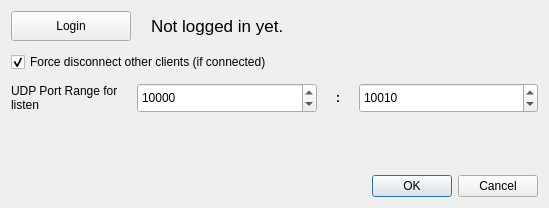
This is src/UI/settings-dialog.ui in OPENSPHERE-Inc/src-link as Qt 5 draws it before an edit. The edited form follows.
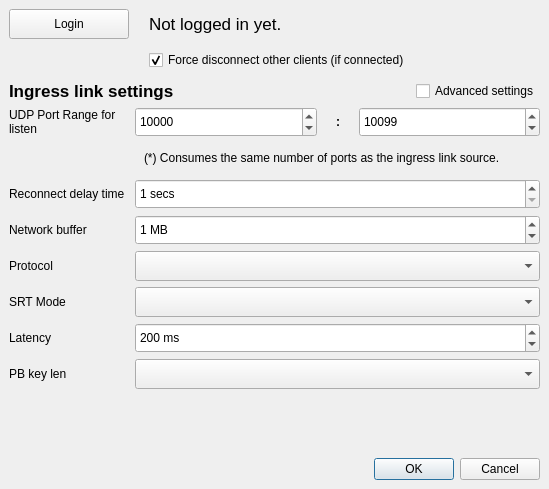
This is the edited form.

What changed in the file:
```diff
--- a/src/UI/settings-dialog.ui
+++ b/src/UI/settings-dialog.ui
@@ -7,9 +7,21 @@
     <x>0</x>
     <y>0</y>
     <width>549</width>
-    <height>208</height>
+    <height>489</height>
    </rect>
   </property>
+  <property name="sizePolicy">
+   <sizepolicy hsizetype="Preferred" vsizetype="Preferred">
+    <horstretch>0</horstretch>
+    <verstretch>0</verstretch>
+   </sizepolicy>
+  </property>
+  <property name="minimumSize">
+   <size>
+    <width>0</width>
+    <height>0</height>
+   </size>
+  </property>
   <property name="windowTitle">
    <string>Source Link Settinbgs</string>
   </property>
@@ -17,6 +29,18 @@
    <bool>true</bool>
   </property>
   <layout class="QVBoxLayout" name="settingsDialogLayout">
+   <property name="leftMargin">
+    <number>9</number>
+   </property>
+   <property name="topMargin">
+    <number>9</number>
+   </property>
+   <property name="rightMargin">
+    <number>9</number>
+   </property>
+   <property name="bottomMargin">
+    <number>9</number>
+   </property>
    <item>
     <layout class="QHBoxLayout" name="connectionLayout">
      <property name="spacing">
@@ -59,6 +83,30 @@
     </layout>
    </item>
    <item>
+    <layout class="QHBoxLayout" name="forceConnectionLayout">
+     <property name="spacing">
+      <number>20</number>
+     </property>
+     <property name="bottomMargin">
+      <number>0</number>
+     </property>
+     <item>
+      <widget class="QWidget" name="forceConnectionSpacer" native="true">
+       <property name="sizePolicy">
+        <sizepolicy hsizetype="Fixed" vsizetype="Preferred">
+         <horstretch>0</horstretch>
+         <verstretch>0</verstretch>
+        </sizepolicy>
+       </property>
+       <property name="minimumSize">
+        <size>
+         <width>120</width>
+         <height>0</height>
+        </size>
+       </property>
+      </widget>
+     </item>
+     <item>
     <widget class="QCheckBox" name="forceConnectionCheckBox">
      <property name="minimumSize">
       <size>
@@ -74,11 +122,64 @@
      </property>
     </widget>
    </item>
+    </layout>
+   </item>
+   <item>
+    <layout class="QHBoxLayout" name="ingressLinkSettingslLayout">
+     <property name="bottomMargin">
+      <number>0</number>
+     </property>
+     <item>
+      <widget class="QLabel" name="ingressLinkSettingsLabel">
+       <property name="font">
+        <font>
+         <pointsize>13</pointsize>
+         <bold>true</bold>
+        </font>
+       </property>
+       <property name="text">
+        <string>Ingress link settings</string>
+       </property>
+      </widget>
+     </item>
+     <item>
+      <widget class="QCheckBox" name="advancedSettingsCheckBox">
+       <property name="sizePolicy">
+        <sizepolicy hsizetype="Maximum" vsizetype="Fixed">
+         <horstretch>0</horstretch>
+         <verstretch>0</verstretch>
+        </sizepolicy>
+       </property>
+       <property name="text">
+        <string>Advanced settings</string>
+       </property>
+      </widget>
+     </item>
+    </layout>
+   </item>
+   <item>
+    <widget class="QWidget" name="portRangeWidget" native="true">
+     <layout class="QVBoxLayout" name="verticalLayout">
+      <property name="leftMargin">
+       <number>0</number>
+      </property>
+      <property name="topMargin">
+       <number>0</number>
+      </property>
+      <property name="rightMargin">
+       <number>0</number>
+      </property>
+      <property name="bottomMargin">
+       <number>0</number>
+      </property>
    <item>
     <layout class="QHBoxLayout" name="portRangeLayout">
      <property name="topMargin">
       <number>0</number>
      </property>
+        <property name="bottomMargin">
+         <number>0</number>
+        </property>
      <item>
       <widget class="QLabel" name="portRangeLabel">
        <property name="sizePolicy">
@@ -162,11 +263,395 @@
         <number>65535</number>
        </property>
        <property name="value">
-        <number>10010</number>
+           <number>10099</number>
        </property>
       </widget>
      </item>
     </layout>
+      </item>
+      <item>
+       <layout class="QHBoxLayout" name="portRangeNoteLayout">
+        <property name="bottomMargin">
+         <number>0</number>
+        </property>
+        <item>
+         <widget class="QWidget" name="widget" native="true">
+          <property name="sizePolicy">
+           <sizepolicy hsizetype="Fixed" vsizetype="Preferred">
+            <horstretch>0</horstretch>
+            <verstretch>0</verstretch>
+           </sizepolicy>
+          </property>
+          <property name="minimumSize">
+           <size>
+            <width>120</width>
+            <height>0</height>
+           </size>
+          </property>
+         </widget>
+        </item>
+        <item>
+         <widget class="QLabel" name="portRangeNoteLabel">
+          <property name="sizePolicy">
+           <sizepolicy hsizetype="Preferred" vsizetype="Maximum">
+            <horstretch>0</horstretch>
+            <verstretch>0</verstretch>
+           </sizepolicy>
+          </property>
+          <property name="minimumSize">
+           <size>
+            <width>0</width>
+            <height>30</height>
+           </size>
+          </property>
+          <property name="text">
+           <string>(*) Consumes the same number of ports as the ingress link source.</string>
+          </property>
+          <property name="wordWrap">
+           <bool>true</bool>
+          </property>
+          <property name="indent">
+           <number>9</number>
+          </property>
+         </widget>
+        </item>
+       </layout>
+      </item>
+     </layout>
+    </widget>
+   </item>
+   <item>
+    <widget class="QWidget" name="reconnectDelayTimeWidget" native="true">
+     <layout class="QHBoxLayout" name="horizontalLayout_5">
+      <property name="leftMargin">
+       <number>0</number>
+      </property>
+      <property name="topMargin">
+       <number>0</number>
+      </property>
+      <property name="rightMargin">
+       <number>0</number>
+      </property>
+      <property name="bottomMargin">
+       <number>0</number>
+      </property>
+      <item>
+       <widget class="QLabel" name="reconnectDelayTimeLabel">
+        <property name="sizePolicy">
+         <sizepolicy hsizetype="Fixed" vsizetype="Preferred">
+          <horstretch>0</horstretch>
+          <verstretch>0</verstretch>
+         </sizepolicy>
+        </property>
+        <property name="minimumSize">
+         <size>
+          <width>120</width>
+          <height>0</height>
+         </size>
+        </property>
+        <property name="text">
+         <string>Reconnect delay time</string>
+        </property>
+        <property name="wordWrap">
+         <bool>true</bool>
+        </property>
+       </widget>
+      </item>
+      <item>
+       <widget class="QSpinBox" name="reconnectDelayTimeSpinBox">
+        <property name="minimumSize">
+         <size>
+          <width>0</width>
+          <height>30</height>
+         </size>
+        </property>
+        <property name="suffix">
+         <string> secs</string>
+        </property>
+        <property name="minimum">
+         <number>1</number>
+        </property>
+        <property name="maximum">
+         <number>60</number>
+        </property>
+       </widget>
+      </item>
+     </layout>
+    </widget>
+   </item>
+   <item>
+    <widget class="QWidget" name="networkBufferWidget" native="true">
+     <layout class="QHBoxLayout" name="horizontalLayout_6">
+      <property name="leftMargin">
+       <number>0</number>
+      </property>
+      <property name="topMargin">
+       <number>0</number>
+      </property>
+      <property name="rightMargin">
+       <number>0</number>
+      </property>
+      <property name="bottomMargin">
+       <number>0</number>
+      </property>
+      <item>
+       <widget class="QLabel" name="networkBufferLabel">
+        <property name="sizePolicy">
+         <sizepolicy hsizetype="Fixed" vsizetype="Preferred">
+          <horstretch>0</horstretch>
+          <verstretch>0</verstretch>
+         </sizepolicy>
+        </property>
+        <property name="minimumSize">
+         <size>
+          <width>120</width>
+          <height>0</height>
+         </size>
+        </property>
+        <property name="text">
+         <string>Network buffer</string>
+        </property>
+        <property name="wordWrap">
+         <bool>true</bool>
+        </property>
+       </widget>
+      </item>
+      <item>
+       <widget class="QSpinBox" name="networkBufferSpinBox">
+        <property name="minimumSize">
+         <size>
+          <width>0</width>
+          <height>30</height>
+         </size>
+        </property>
+        <property name="suffix">
+         <string> MB</string>
+        </property>
+        <property name="maximum">
+         <number>16</number>
+        </property>
+        <property name="value">
+         <number>1</number>
+        </property>
+       </widget>
+      </item>
+     </layout>
+    </widget>
+   </item>
+   <item>
+    <widget class="QWidget" name="protocolWidget" native="true">
+     <layout class="QHBoxLayout" name="horizontalLayout">
+      <property name="leftMargin">
+       <number>0</number>
+      </property>
+      <property name="topMargin">
+       <number>0</number>
+      </property>
+      <property name="rightMargin">
+       <number>0</number>
+      </property>
+      <property name="bottomMargin">
+       <number>0</number>
+      </property>
+      <item>
+       <widget class="QLabel" name="protocolLabel">
+        <property name="sizePolicy">
+         <sizepolicy hsizetype="Fixed" vsizetype="Preferred">
+          <horstretch>0</horstretch>
+          <verstretch>0</verstretch>
+         </sizepolicy>
+        </property>
+        <property name="minimumSize">
+         <size>
+          <width>120</width>
+          <height>0</height>
+         </size>
+        </property>
+        <property name="text">
+         <string>Protocol</string>
+        </property>
+        <property name="wordWrap">
+         <bool>true</bool>
+        </property>
+       </widget>
+      </item>
+      <item>
+       <widget class="QComboBox" name="protocolComboBox">
+        <property name="minimumSize">
+         <size>
+          <width>0</width>
+          <height>30</height>
+         </size>
+        </property>
+       </widget>
+      </item>
+     </layout>
+    </widget>
+   </item>
+   <item>
+    <widget class="QWidget" name="srtModeWidget" native="true">
+     <layout class="QHBoxLayout" name="horizontalLayout_2">
+      <property name="leftMargin">
+       <number>0</number>
+      </property>
+      <property name="topMargin">
+       <number>0</number>
+      </property>
+      <property name="rightMargin">
+       <number>0</number>
+      </property>
+      <property name="bottomMargin">
+       <number>0</number>
+      </property>
+      <item>
+       <widget class="QLabel" name="srtModeLabel">
+        <property name="sizePolicy">
+         <sizepolicy hsizetype="Fixed" vsizetype="Preferred">
+          <horstretch>0</horstretch>
+          <verstretch>0</verstretch>
+         </sizepolicy>
+        </property>
+        <property name="minimumSize">
+         <size>
+          <width>120</width>
+          <height>0</height>
+         </size>
+        </property>
+        <property name="text">
+         <string>SRT Mode</string>
+        </property>
+        <property name="wordWrap">
+         <bool>true</bool>
+        </property>
+       </widget>
+      </item>
+      <item>
+       <widget class="QComboBox" name="srtModeComboBox">
+        <property name="minimumSize">
+         <size>
+          <width>0</width>
+          <height>30</height>
+         </size>
+        </property>
+       </widget>
+      </item>
+     </layout>
+    </widget>
+   </item>
+   <item>
+    <widget class="QWidget" name="latencyWidget" native="true">
+     <layout class="QHBoxLayout" name="horizontalLayout_3">
+      <property name="leftMargin">
+       <number>0</number>
+      </property>
+      <property name="topMargin">
+       <number>0</number>
+      </property>
+      <property name="rightMargin">
+       <number>0</number>
+      </property>
+      <property name="bottomMargin">
+       <number>0</number>
+      </property>
+      <item>
+       <widget class="QLabel" name="latencyLabel">
+        <property name="sizePolicy">
+         <sizepolicy hsizetype="Fixed" vsizetype="Preferred">
+          <horstretch>0</horstretch>
+          <verstretch>0</verstretch>
+         </sizepolicy>
+        </property>
+        <property name="minimumSize">
+         <size>
+          <width>120</width>
+          <height>0</height>
+         </size>
+        </property>
+        <property name="text">
+         <string>Latency</string>
+        </property>
+        <property name="wordWrap">
+         <bool>true</bool>
+        </property>
+       </widget>
+      </item>
+      <item>
+       <widget class="QSpinBox" name="latencySpinBox">
+        <property name="minimumSize">
+         <size>
+          <width>0</width>
+          <height>30</height>
+         </size>
+        </property>
+        <property name="suffix">
+         <string> ms</string>
+        </property>
+        <property name="maximum">
+         <number>60000</number>
+        </property>
+        <property name="stepType">
+         <enum>QAbstractSpinBox::StepType::AdaptiveDecimalStepType</enum>
+        </property>
+        <property name="value">
+         <number>200</number>
+        </property>
+        <property name="displayIntegerBase">
+         <number>10</number>
+        </property>
+       </widget>
+      </item>
+     </layout>
+    </widget>
+   </item>
+   <item>
+    <widget class="QWidget" name="pbkeylenWidget" native="true">
+     <layout class="QHBoxLayout" name="horizontalLayout_4">
+      <property name="leftMargin">
+       <number>0</number>
+      </property>
+      <property name="topMargin">
+       <number>0</number>
+      </property>
+      <property name="rightMargin">
+       <number>0</number>
+      </property>
+      <property name="bottomMargin">
+       <number>0</number>
+      </property>
+      <item>
+       <widget class="QLabel" name="pbkeylenLabel">
+        <property name="sizePolicy">
+         <sizepolicy hsizetype="Fixed" vsizetype="Preferred">
+          <horstretch>0</horstretch>
+          <verstretch>0</verstretch>
+         </sizepolicy>
+        </property>
+        <property name="minimumSize">
+         <size>
+          <width>120</width>
+          <height>0</height>
+         </size>
+        </property>
+        <property name="text">
+         <string>PB key len</string>
+        </property>
+        <property name="wordWrap">
+         <bool>true</bool>
+        </property>
+       </widget>
+      </item>
+      <item>
+       <widget class="QComboBox" name="pbkeylenComboBox">
+        <property name="minimumSize">
+         <size>
+          <width>0</width>
+          <height>30</height>
+         </size>
+        </property>
+       </widget>
+      </item>
+     </layout>
+    </widget>
    </item>
    <item>
     <spacer name="spacer3">
```
Lines whose indentation alone changed are shown as unchanged.
